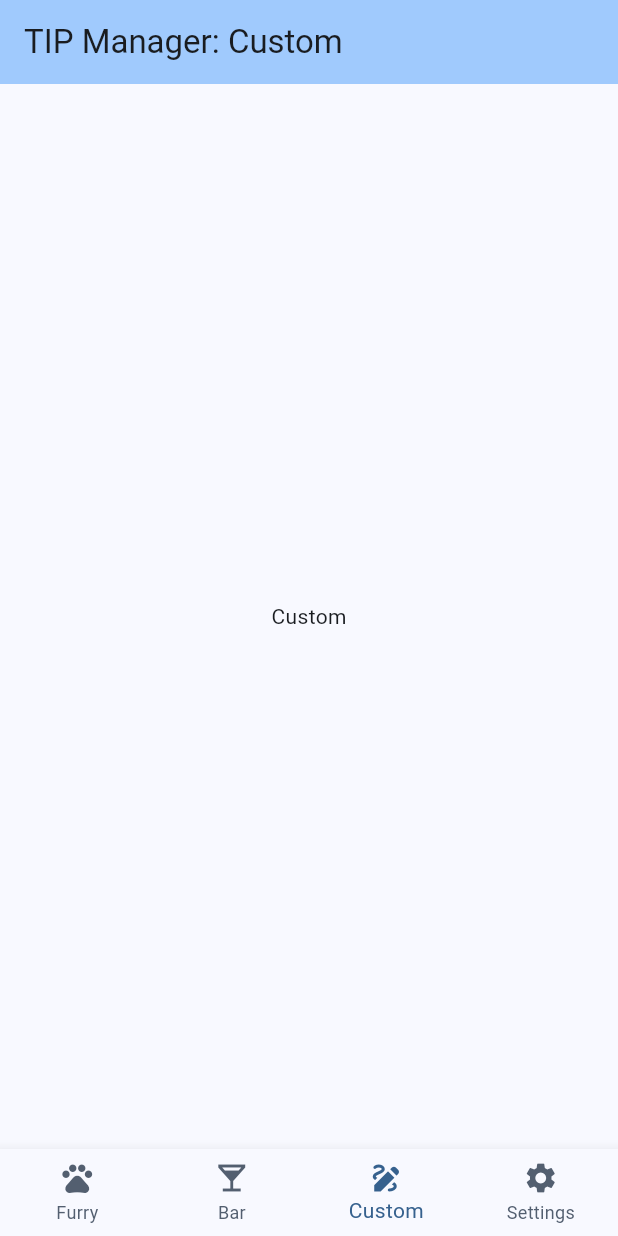
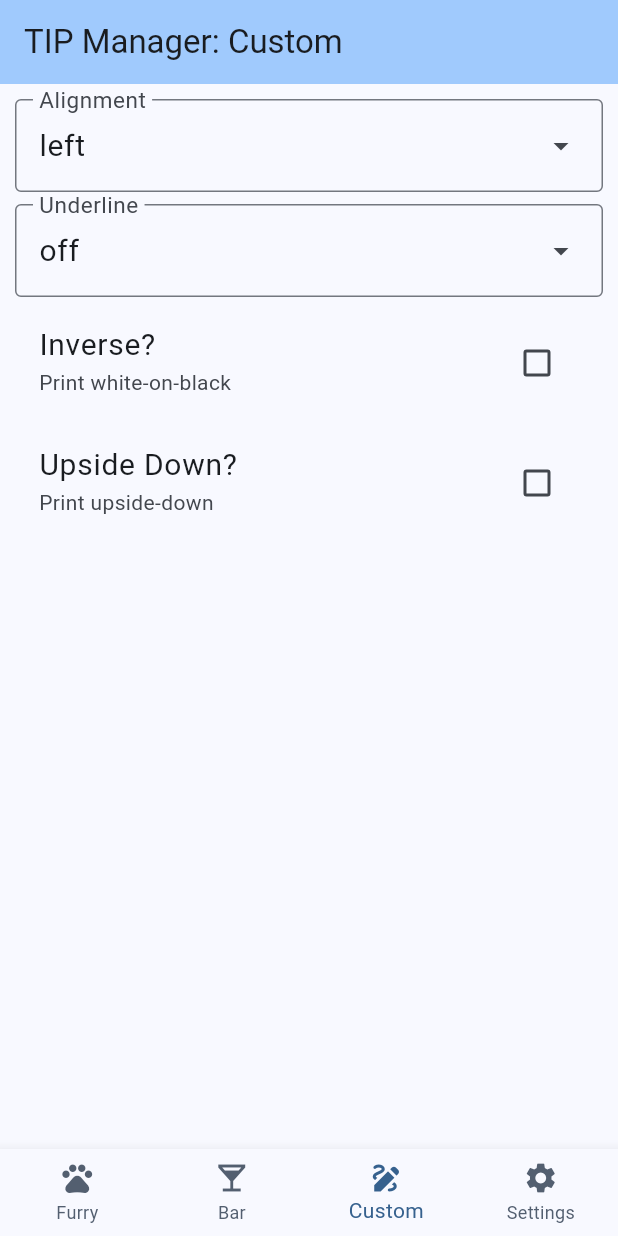
Before and after one commit to OliverBleen/ThermalImagePrinter, a Flutter app: the screen it shows after launch, item 3 of the bottom bar chosen, on a phone screen of 412 x 824 dp. Run offline on Flutter 3.47's test engine with Material 3 defaults, Android fonts, the light colour scheme and no system bars; our stand-ins replace image_picker, shared_preferences; missing offline and left inert: gal.

Commit message:
Add custom page

```diff
--- a/Android_App/tipman/lib/main.dart
+++ b/Android_App/tipman/lib/main.dart
@@ -1,5 +1,6 @@
 import 'package:flutter/material.dart';
 import 'package:tipman/pages/furry.dart';
+import 'package:tipman/pages/custom.dart';
 import 'package:tipman/pages/settings.dart';
 
 void main() {
@@ -40,7 +41,7 @@ class _MyHomePageState extends State<MyHomePage> {
   static const Map<String, Widget> _bottomNavBarWidgets = <String, Widget>{
     'Furry': FurryPage(),
     'Bar': Text('Bar'),
-    'Custom': Text('Custom'),
+    'Custom': CustomPage(),
     'Settings': SettingsPage(),
   };
 
--- /dev/null
+++ b/Android_App/tipman/lib/pages/custom.dart
@@ -0,0 +1,116 @@
+import 'dart:async';
+import 'package:flutter/material.dart';
+import 'package:tipman/preferences.dart';
+import 'package:tipman/tip_api.dart';
+
+
+class CustomPage extends StatefulWidget {
+  const CustomPage({super.key});
+
+  @override
+  State<CustomPage> createState() => _CustomPageState();
+}
+
+class _CustomPageState extends State<CustomPage> {
+  TextStyle textStyle = TextStyle(fontSize: 20);
+
+  TipApiPrintSettingsAlignment? printSettingsAlignment = TipApiPrintSettingsAlignment.left;
+  TipApiPrintSettingsUnderline? printSettingsUnderline = TipApiPrintSettingsUnderline.off;
+  bool printSettingsInverse = false;
+  bool printSettingsUpsideDown = false;
+
+  Future<void> _loadPreferences() async {
+    int? index = await Preferences.getInt(Settings.customAlignment);
+    if(index != null && index >= 0 && index < TipApiPrintSettingsAlignment.entries.length) {
+      setState(() {
+        printSettingsAlignment = TipApiPrintSettingsAlignment.entries[index!].value;
+      });
+    }
+    index = await Preferences.getInt(Settings.customUnderline);
+    if(index != null && index >= 0 && index < TipApiPrintSettingsUnderline.entries.length) {
+      setState(() {
+        printSettingsUnderline = TipApiPrintSettingsUnderline.entries[index!].value;
+      });
+    }
+    var inverse = await Preferences.getBool(Settings.customInverse) ?? false;
+    var upsideDown = await Preferences.getBool(Settings.customUpsideDown) ?? false;
+    setState(() {
+      printSettingsInverse = inverse;
+      printSettingsUpsideDown = upsideDown;
+    });
+  }
+
+  @override
+  void initState() {
+    super.initState();
+    _loadPreferences();
+  }
+
+  @override
+  Widget build(BuildContext context) {
+    return Container(
+      padding: EdgeInsets.all(10),
+      child: Column(
+        spacing: 8,
+        children: [
+          DropdownMenuFormField(
+            textStyle: textStyle,
+            expandedInsets: EdgeInsets.zero,
+            initialSelection: printSettingsAlignment,
+            label: Text('Alignment', style: textStyle,),
+            onSelected: (TipApiPrintSettingsAlignment? alignment) {
+              setState(() {
+                printSettingsAlignment = alignment;
+              });
+              if(printSettingsAlignment != null) {
+                Preferences.saveInt(Settings.customAlignment, printSettingsAlignment!.index);
+              }
+            },
+            dropdownMenuEntries: TipApiPrintSettingsAlignment.entries,
+          ),
+          DropdownMenuFormField(
+            textStyle: textStyle,
+            expandedInsets: EdgeInsets.zero,
+            initialSelection: printSettingsUnderline,
+            label: Text('Underline', style: textStyle,),
+            onSelected: (TipApiPrintSettingsUnderline? underline) {
+              setState(() {
+                printSettingsUnderline = underline;
+              });
+              if(printSettingsUnderline != null) {
+                Preferences.saveInt(Settings.customAlignment, printSettingsUnderline!.index);
+              }
+            },
+            dropdownMenuEntries: TipApiPrintSettingsUnderline.entries,
+          ),
+          CheckboxListTile(
+            title: Text('Inverse?', style: textStyle),
+            subtitle: Text('Print white-on-black'),
+            value: printSettingsInverse,
+            onChanged: (bool? value) {
+              if(value != null) {
+                Preferences.saveBool(Settings.customInverse, value);
+              }
+              setState(() {
+                printSettingsInverse = value!;
+              });
+            },
+          ),
+          CheckboxListTile(
+            title: Text('Upside Down?', style: textStyle),
+            subtitle: Text('Print upside-down'),
+            value: printSettingsUpsideDown,
+            onChanged: (bool? value) {
+              if(value != null) {
+                Preferences.saveBool(Settings.customUpsideDown, value);
+              }
+              setState(() {
+                printSettingsUpsideDown = value!;
+              });
+            },
+          ),
+        ],
+      ),
+    );
+  }
+}
--- a/Android_App/tipman/lib/preferences.dart
+++ b/Android_App/tipman/lib/preferences.dart
@@ -9,7 +9,11 @@ enum Settings {
   generateQRCode('generateQRCode'),
   addTimeStamp('addTimeStamp'),
   saveImagesWhenPrinting('saveImagesWhenPrinting'),
-  saveDitheredImagesWhenPrinting('saveDitheredImagesWhenPrinting');
+  saveDitheredImagesWhenPrinting('saveDitheredImagesWhenPrinting'),
+  customAlignment('customAlignment'),
+  customUnderline('customUnderline'),
+  customInverse('customInverse'),
+  customUpsideDown('customUpsideDown');
 
   const Settings(this.id);
   final String id;
--- a/Android_App/tipman/lib/tip_api.dart
+++ b/Android_App/tipman/lib/tip_api.dart
@@ -1,5 +1,7 @@
 import 'dart:developer';
 import 'dart:core';
+import 'package:flutter/material.dart';
+import 'dart:collection';
 import 'package:http/http.dart' as http;
 
 class TipApiHelper
@@ -141,8 +143,35 @@ class TipApiHelper
 }
 
 
-enum TipApiPrintSettingsAlignment { left, center, right }
-enum TipApiPrintSettingsUnderline { off, onedot, twodot }
+typedef TipApiPrintSettingsAlignmentEntry = DropdownMenuEntry<TipApiPrintSettingsAlignment>;
+typedef TipApiPrintSettingsUnderlineEntry = DropdownMenuEntry<TipApiPrintSettingsUnderline>;
+
+enum TipApiPrintSettingsAlignment {
+  left, center, right;
+
+  static final List<TipApiPrintSettingsAlignmentEntry> entries =
+    UnmodifiableListView<TipApiPrintSettingsAlignmentEntry>(
+      values.map<TipApiPrintSettingsAlignmentEntry>(
+        (TipApiPrintSettingsAlignment heading) => TipApiPrintSettingsAlignmentEntry(
+          value: heading,
+          label: heading.name,
+        ),
+      ),
+    );
+}
+enum TipApiPrintSettingsUnderline {
+  off, onedot, twodot;
+
+  static final List<TipApiPrintSettingsUnderlineEntry> entries =
+    UnmodifiableListView<TipApiPrintSettingsUnderlineEntry>(
+      values.map<TipApiPrintSettingsUnderlineEntry>(
+        (TipApiPrintSettingsUnderline heading) => TipApiPrintSettingsUnderlineEntry(
+          value: heading,
+          label: heading.name,
+        ),
+      ),
+    );
+}
 
 class TipApiPrintSettings
 {
--- a/Android_App/tipman/pubspec.yaml
+++ b/Android_App/tipman/pubspec.yaml
@@ -16,7 +16,7 @@ publish_to: 'none' # Remove this line if you wish to publish to pub.dev
 # https://developer.apple.com/library/archive/documentation/General/Reference/InfoPlistKeyReference/Articles/CoreFoundationKeys.html
 # In Windows, build-name is used as the major, minor, and patch parts
 # of the product and file versions while build-number is used as the build suffix.
-version: 1.3.2+7
+version: 1.4.2+8
 
 environment:
   sdk: ^3.10.3
```
